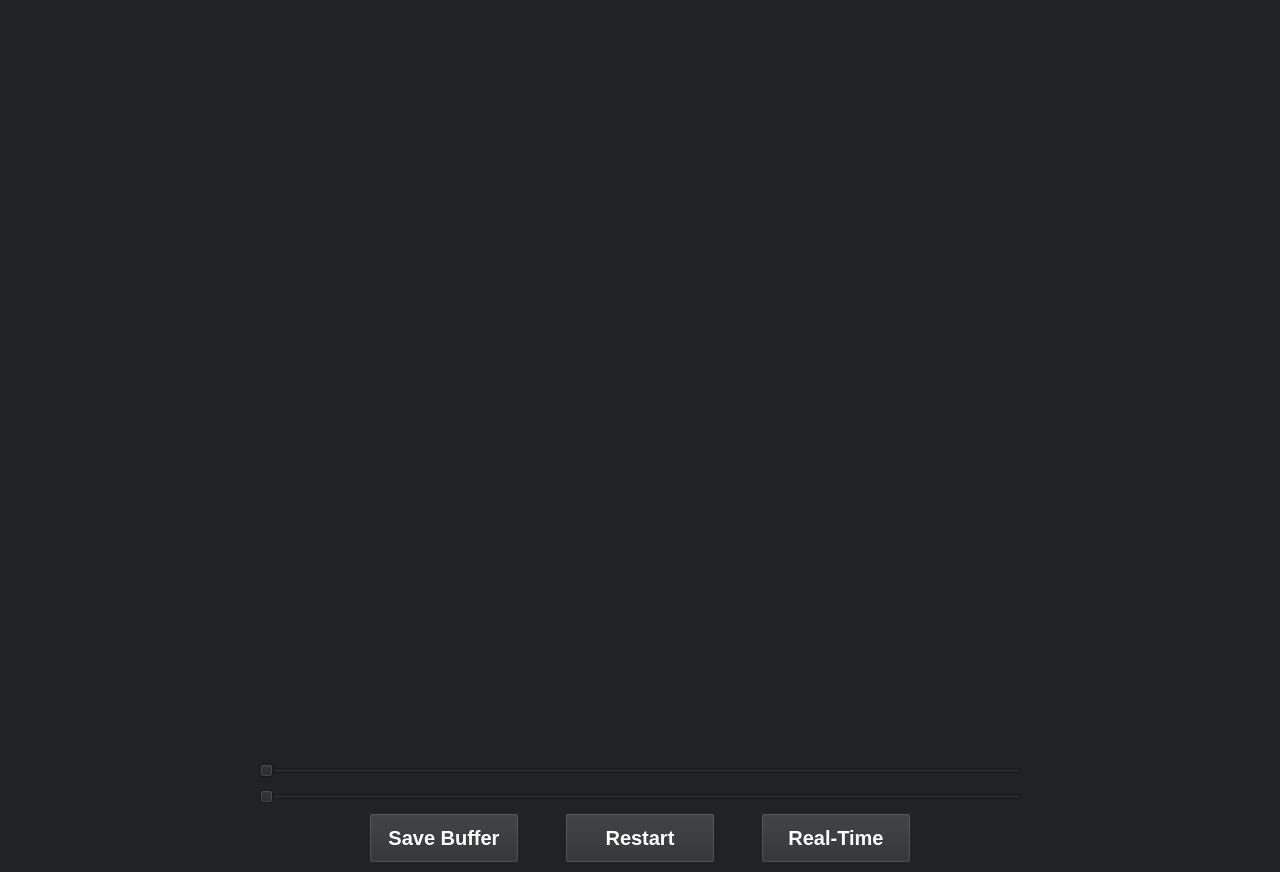
Qt form VAR_System_ui/mainwindow.ui (sadmemelord/Python_VAR) before a commit.
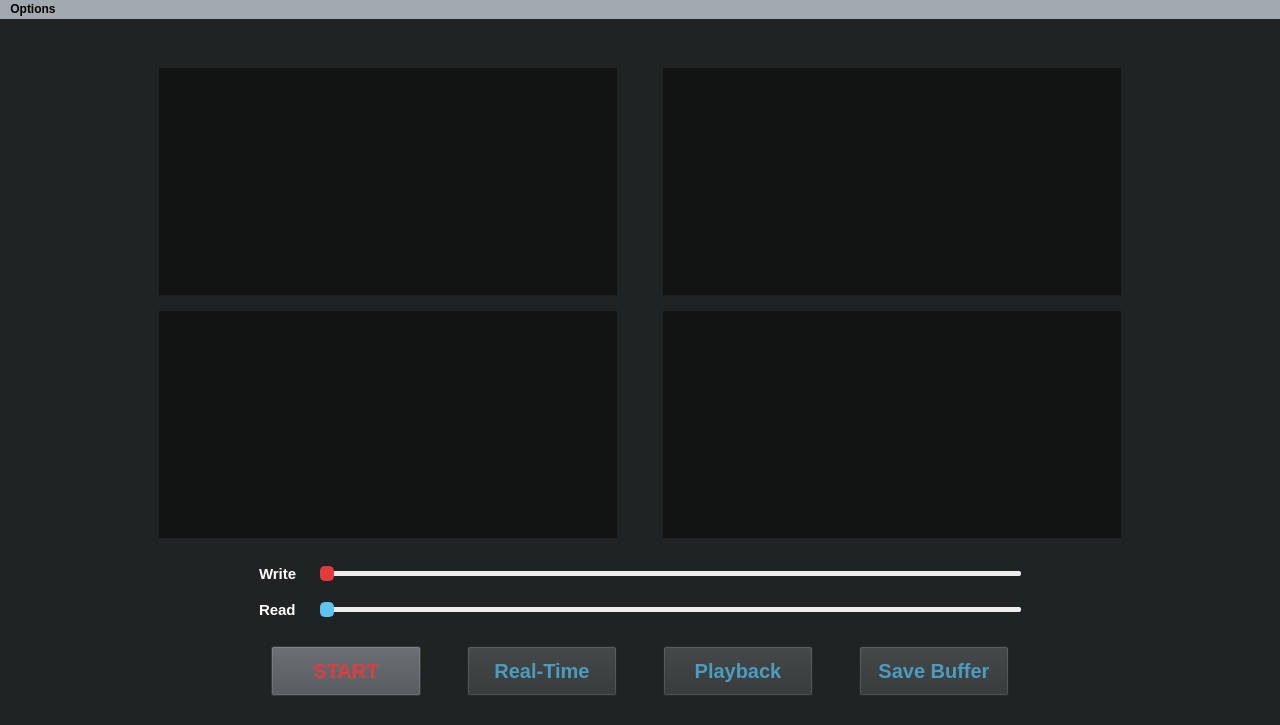
The same form after that commit.

What changed in the file:
```diff
--- a/VAR_System_ui/mainwindow.ui
+++ b/VAR_System_ui/mainwindow.ui
@@ -7,7 +7,7 @@
     <x>0</x>
     <y>0</y>
     <width>1280</width>
-    <height>872</height>
+    <height>725</height>
    </rect>
   </property>
   <property name="minimumSize">
@@ -29,7 +29,29 @@
    <string notr="true">background-color:#202324</string>
   </property>
   <widget class="QWidget" name="centralwidget">
+   <property name="maximumSize">
+    <size>
+     <width>1920</width>
+     <height>1080</height>
+    </size>
+   </property>
    <layout class="QVBoxLayout" name="verticalLayout">
+    <item>
+     <spacer name="verticalSpacer_5">
+      <property name="orientation">
+       <enum>Qt::Vertical</enum>
+      </property>
+      <property name="sizeType">
+       <enum>QSizePolicy::Preferred</enum>
+      </property>
+      <property name="sizeHint" stdset="0">
+       <size>
+        <width>20</width>
+        <height>40</height>
+       </size>
+      </property>
+     </spacer>
+    </item>
     <item>
      <layout class="QVBoxLayout" name="video_layout">
       <item>
@@ -44,23 +66,41 @@
           </property>
           <property name="sizeHint" stdset="0">
            <size>
-            <width>40</width>
-            <height>20</height>
+            <width>150</width>
+            <height>0</height>
            </size>
           </property>
          </spacer>
         </item>
         <item>
          <widget class="QLabel" name="video_label_1">
+          <property name="sizePolicy">
+           <sizepolicy hsizetype="Expanding" vsizetype="Expanding">
+            <horstretch>0</horstretch>
+            <verstretch>0</verstretch>
+           </sizepolicy>
+          </property>
           <property name="minimumSize">
            <size>
-            <width>320</width>
-            <height>240</height>
+            <width>400</width>
+            <height>225</height>
            </size>
           </property>
+          <property name="maximumSize">
+           <size>
+            <width>800</width>
+            <height>450</height>
+           </size>
+          </property>
+          <property name="styleSheet">
+           <string notr="true">background-color:#121414</string>
+          </property>
           <property name="text">
            <string/>
           </property>
+          <property name="alignment">
+           <set>Qt::AlignCenter</set>
+          </property>
          </widget>
         </item>
         <item>
@@ -69,7 +109,7 @@
            <enum>Qt::Horizontal</enum>
           </property>
           <property name="sizeType">
-           <enum>QSizePolicy::Maximum</enum>
+           <enum>QSizePolicy::Minimum</enum>
           </property>
           <property name="sizeHint" stdset="0">
            <size>
@@ -81,6 +121,27 @@
         </item>
         <item>
          <widget class="QLabel" name="video_label_2">
+          <property name="sizePolicy">
+           <sizepolicy hsizetype="Expanding" vsizetype="Expanding">
+            <horstretch>0</horstretch>
+            <verstretch>0</verstretch>
+           </sizepolicy>
+          </property>
+          <property name="minimumSize">
+           <size>
+            <width>400</width>
+            <height>225</height>
+           </size>
+          </property>
+          <property name="maximumSize">
+           <size>
+            <width>800</width>
+            <height>450</height>
+           </size>
+          </property>
+          <property name="styleSheet">
+           <string notr="true">background-color:#121414</string>
+          </property>
           <property name="text">
            <string/>
           </property>
@@ -96,7 +157,7 @@
           </property>
           <property name="sizeHint" stdset="0">
            <size>
-            <width>40</width>
+            <width>150</width>
             <height>20</height>
            </size>
           </property>
@@ -110,7 +171,7 @@
          <enum>Qt::Vertical</enum>
         </property>
         <property name="sizeType">
-         <enum>QSizePolicy::Fixed</enum>
+         <enum>QSizePolicy::Preferred</enum>
         </property>
         <property name="sizeHint" stdset="0">
          <size>
@@ -132,7 +193,7 @@
           </property>
           <property name="sizeHint" stdset="0">
            <size>
-            <width>40</width>
+            <width>150</width>
             <height>20</height>
            </size>
           </property>
@@ -140,12 +201,27 @@
         </item>
         <item>
          <widget class="QLabel" name="video_label_3">
+          <property name="sizePolicy">
+           <sizepolicy hsizetype="Expanding" vsizetype="Expanding">
+            <horstretch>0</horstretch>
+            <verstretch>0</verstretch>
+           </sizepolicy>
+          </property>
           <property name="minimumSize">
            <size>
-            <width>320</width>
-            <height>240</height>
+            <width>400</width>
+            <height>225</height>
            </size>
           </property>
+          <property name="maximumSize">
+           <size>
+            <width>800</width>
+            <height>450</height>
+           </size>
+          </property>
+          <property name="styleSheet">
+           <string notr="true">background-color:#121414</string>
+          </property>
           <property name="text">
            <string/>
           </property>
@@ -157,7 +233,7 @@
            <enum>Qt::Horizontal</enum>
           </property>
           <property name="sizeType">
-           <enum>QSizePolicy::Maximum</enum>
+           <enum>QSizePolicy::Minimum</enum>
           </property>
           <property name="sizeHint" stdset="0">
            <size>
@@ -169,6 +245,27 @@
         </item>
         <item>
          <widget class="QLabel" name="video_label_4">
+          <property name="sizePolicy">
+           <sizepolicy hsizetype="Expanding" vsizetype="Expanding">
+            <horstretch>0</horstretch>
+            <verstretch>0</verstretch>
+           </sizepolicy>
+          </property>
+          <property name="minimumSize">
+           <size>
+            <width>400</width>
+            <height>225</height>
+           </size>
+          </property>
+          <property name="maximumSize">
+           <size>
+            <width>800</width>
+            <height>450</height>
+           </size>
+          </property>
+          <property name="styleSheet">
+           <string notr="true">background-color:#121414</string>
+          </property>
           <property name="text">
            <string/>
           </property>
@@ -184,7 +281,7 @@
           </property>
           <property name="sizeHint" stdset="0">
            <size>
-            <width>40</width>
+            <width>150</width>
             <height>20</height>
            </size>
           </property>
@@ -194,6 +291,22 @@
       </item>
      </layout>
     </item>
+    <item>
+     <spacer name="verticalSpacer_6">
+      <property name="orientation">
+       <enum>Qt::Vertical</enum>
+      </property>
+      <property name="sizeType">
+       <enum>QSizePolicy::Preferred</enum>
+      </property>
+      <property name="sizeHint" stdset="0">
+       <size>
+        <width>20</width>
+        <height>20</height>
+       </size>
+      </property>
+     </spacer>
+    </item>
     <item>
      <layout class="QHBoxLayout" name="timeline_layout">
       <item>
@@ -212,8 +325,67 @@
         </property>
        </spacer>
       </item>
+      <item>
+       <widget class="QLabel" name="write_label">
+        <property name="minimumSize">
+         <size>
+          <width>50</width>
+          <height>0</height>
+         </size>
+        </property>
+        <property name="maximumSize">
+         <size>
+          <width>50</width>
+          <height>16777215</height>
+         </size>
+        </property>
+        <property name="styleSheet">
+         <string notr="true">color:white;
+font-size: 15px;
+font-weight: bold;</string>
+        </property>
+        <property name="text">
+         <string>Write</string>
+        </property>
+       </widget>
+      </item>
+      <item>
+       <spacer name="horizontalSpacer_15">
+        <property name="orientation">
+         <enum>Qt::Horizontal</enum>
+        </property>
+        <property name="sizeType">
+         <enum>QSizePolicy::Minimum</enum>
+        </property>
+        <property name="sizeHint" stdset="0">
+         <size>
+          <width>5</width>
+          <height>20</height>
+         </size>
+        </property>
+       </spacer>
+      </item>
       <item>
        <widget class="QSlider" name="write_slider">
+        <property name="styleSheet">
+         <string notr="true">QSlider::groove:horizontal#write_slider { 
+	background-color: #ededed;
+	border: 0px solid #cccccc; 
+	height: 5px; 
+	border-radius: 2px;
+}
+
+QSlider::handle:horizontal#write_slider { 
+	background-color: #e33b3b; 
+	border: 2px solid #e33b3b; 
+	width: 10px; 
+	height: 10px; 
+	line-height: 20px; 
+	margin-top: -5px; 
+	margin-bottom: -5px; 
+	border-radius: 5px; 
+}</string>
+        </property>
         <property name="orientation">
          <enum>Qt::Horizontal</enum>
         </property>
@@ -237,6 +409,22 @@
       </item>
      </layout>
     </item>
+    <item>
+     <spacer name="verticalSpacer_2">
+      <property name="orientation">
+       <enum>Qt::Vertical</enum>
+      </property>
+      <property name="sizeType">
+       <enum>QSizePolicy::Fixed</enum>
+      </property>
+      <property name="sizeHint" stdset="0">
+       <size>
+        <width>20</width>
+        <height>10</height>
+       </size>
+      </property>
+     </spacer>
+    </item>
     <item>
      <layout class="QHBoxLayout" name="slider_layout">
       <item>
@@ -255,6 +443,46 @@
         </property>
        </spacer>
       </item>
+      <item>
+       <widget class="QLabel" name="playback_label">
+        <property name="minimumSize">
+         <size>
+          <width>50</width>
+          <height>0</height>
+         </size>
+        </property>
+        <property name="maximumSize">
+         <size>
+          <width>50</width>
+          <height>16777215</height>
+         </size>
+        </property>
+        <property name="styleSheet">
+         <string notr="true">color:white;
+font-size: 15px;
+font-weight: bold;</string>
+        </property>
+        <property name="text">
+         <string>Read</string>
+        </property>
+       </widget>
+      </item>
+      <item>
+       <spacer name="horizontalSpacer_16">
+        <property name="orientation">
+         <enum>Qt::Horizontal</enum>
+        </property>
+        <property name="sizeType">
+         <enum>QSizePolicy::Minimum</enum>
+        </property>
+        <property name="sizeHint" stdset="0">
+         <size>
+          <width>5</width>
+          <height>20</height>
+         </size>
+        </property>
+       </spacer>
+      </item>
       <item>
        <widget class="QSlider" name="playback_slider">
         <property name="sizePolicy">
@@ -278,6 +506,25 @@
         <property name="autoFillBackground">
          <bool>false</bool>
         </property>
+        <property name="styleSheet">
+         <string notr="true">QSlider::groove:horizontal#playback_slider { 
+	background-color: #ededed;
+	border: 0px solid #cccccc; 
+	height: 5px; 
+	border-radius: 2px;
+}
+
+QSlider::handle:horizontal#playback_slider { 
+	background-color: #5dc5f0; 
+	border: 2px solid #5dc5f0; 
+	width: 10px; 
+	height: 10px; 
+	line-height: 20px; 
+	margin-top: -5px; 
+	margin-bottom: -5px; 
+	border-radius: 5px; 
+}</string>
+        </property>
         <property name="orientation">
          <enum>Qt::Horizontal</enum>
         </property>
@@ -304,6 +551,22 @@
       </item>
      </layout>
     </item>
+    <item>
+     <spacer name="verticalSpacer_4">
+      <property name="orientation">
+       <enum>Qt::Vertical</enum>
+      </property>
+      <property name="sizeType">
+       <enum>QSizePolicy::Fixed</enum>
+      </property>
+      <property name="sizeHint" stdset="0">
+       <size>
+        <width>20</width>
+        <height>20</height>
+       </size>
+      </property>
+     </spacer>
+    </item>
     <item>
      <layout class="QHBoxLayout" name="button_layout">
       <item>
@@ -320,7 +583,7 @@
        </spacer>
       </item>
       <item>
-       <widget class="QPushButton" name="save_buffer_button">
+       <widget class="QPushButton" name="start_button">
         <property name="minimumSize">
          <size>
           <width>150</width>
@@ -328,65 +591,27 @@
          </size>
         </property>
         <property name="styleSheet">
-         <string notr="true">font-size: 20px;
+         <string notr="true">QPushButton:enabled#start_button{
+font-size: 20px;
 font-weight: bold;
-color:white;
-background-color:#2b2f30;</string>
-        </property>
-        <property name="text">
-         <string>Save Buffer</string>
-        </property>
-       </widget>
-      </item>
-      <item>
-       <spacer name="horizontalSpacer_4">
-        <property name="orientation">
-         <enum>Qt::Horizontal</enum>
-        </property>
-        <property name="sizeType">
-         <enum>QSizePolicy::Maximum</enum>
-        </property>
-        <property name="sizeHint" stdset="0">
-         <size>
-          <width>40</width>
-          <height>20</height>
-         </size>
-        </property>
-       </spacer>
-      </item>
-      <item>
-       <widget class="QPushButton" name="restart_button">
-        <property name="sizePolicy">
-         <sizepolicy hsizetype="Minimum" vsizetype="Expanding">
-          <horstretch>0</horstretch>
-          <verstretch>0</verstretch>
-         </sizepolicy>
-        </property>
-        <property name="minimumSize">
-         <size>
-          <width>150</width>
-          <height>50</height>
-         </size>
-        </property>
-        <property name="maximumSize">
-         <size>
-          <width>16777215</width>
-          <height>50</height>
-         </size>
-        </property>
-        <property name="styleSheet">
-         <string notr="true">font-size: 20px;
+color:#e33b3b;
+background-color:#4b5054;
+}
+
+QPushButton:!enabled#start_button{
+font-size: 20px;
 font-weight: bold;
-color: white;
-background-color:#2b2f30;</string>
+color:#992828;
+background-color:#2e3233;
+}</string>
         </property>
         <property name="text">
-         <string>Restart</string>
+         <string>START</string>
         </property>
        </widget>
       </item>
       <item>
-       <spacer name="horizontalSpacer_14">
+       <spacer name="horizontalSpacer_17">
         <property name="orientation">
          <enum>Qt::Horizontal</enum>
         </property>
@@ -403,6 +628,9 @@
       </item>
       <item>
        <widget class="QPushButton" name="realtime_button">
+        <property name="enabled">
+         <bool>false</bool>
+        </property>
         <property name="sizePolicy">
          <sizepolicy hsizetype="Minimum" vsizetype="Expanding">
           <horstretch>0</horstretch>
@@ -422,10 +650,19 @@
          </size>
         </property>
         <property name="styleSheet">
-         <string notr="true">font-size: 20px;
+         <string notr="true">QPushButton:enabled#realtime_button{
+font-size: 20px;
 font-weight: bold;
-color:white;
-background-color:#2b2f30;
+color:#5dc5f0;
+background-color:#4b5054;
+}
+
+QPushButton:!enabled#realtime_button{
+font-size: 20px;
+font-weight: bold;
+color:#4b9cbf;
+background-color:#2e3233;
+}
 
 </string>
         </property>
@@ -434,6 +671,116 @@
         </property>
        </widget>
       </item>
+      <item>
+       <spacer name="horizontalSpacer_4">
+        <property name="orientation">
+         <enum>Qt::Horizontal</enum>
+        </property>
+        <property name="sizeType">
+         <enum>QSizePolicy::Maximum</enum>
+        </property>
+        <property name="sizeHint" stdset="0">
+         <size>
+          <width>40</width>
+          <height>20</height>
+         </size>
+        </property>
+       </spacer>
+      </item>
+      <item>
+       <widget class="QPushButton" name="playback_button">
+        <property name="enabled">
+         <bool>false</bool>
+        </property>
+        <property name="sizePolicy">
+         <sizepolicy hsizetype="Minimum" vsizetype="Expanding">
+          <horstretch>0</horstretch>
+          <verstretch>0</verstretch>
+         </sizepolicy>
+        </property>
+        <property name="minimumSize">
+         <size>
+          <width>150</width>
+          <height>50</height>
+         </size>
+        </property>
+        <property name="maximumSize">
+         <size>
+          <width>16777215</width>
+          <height>50</height>
+         </size>
+        </property>
+        <property name="styleSheet">
+         <string notr="true">QPushButton:enabled#playback_button{
+font-size: 20px;
+font-weight: bold;
+color:#5dc5f0;
+background-color:#4b5054;
+}
+
+QPushButton:!enabled#playback_button{
+font-size: 20px;
+font-weight: bold;
+color:#4b9cbf;
+background-color:#2e3233;
+}
+
+</string>
+        </property>
+        <property name="text">
+         <string>Playback</string>
+        </property>
+       </widget>
+      </item>
+      <item>
+       <spacer name="horizontalSpacer_14">
+        <property name="orientation">
+         <enum>Qt::Horizontal</enum>
+        </property>
+        <property name="sizeType">
+         <enum>QSizePolicy::Maximum</enum>
+        </property>
+        <property name="sizeHint" stdset="0">
+         <size>
+          <width>40</width>
+          <height>20</height>
+         </size>
+        </property>
+       </spacer>
+      </item>
+      <item>
+       <widget class="QPushButton" name="save_buffer_button">
+        <property name="enabled">
+         <bool>false</bool>
+        </property>
+        <property name="minimumSize">
+         <size>
+          <width>150</width>
+          <height>50</height>
+         </size>
+        </property>
+        <property name="styleSheet">
+         <string notr="true">QPushButton:enabled#save_buffer_button{
+font-size: 20px;
+font-weight: bold;
+color:#5dc5f0;
+background-color:#4b5054;
+}
+
+QPushButton:!enabled#save_buffer_button{
+font-size: 20px;
+font-weight: bold;
+color:#4b9cbf;
+background-color:#2e3233;
+}
+
+</string>
+        </property>
+        <property name="text">
+         <string>Save Buffer</string>
+        </property>
+       </widget>
+      </item>
       <item>
        <spacer name="horizontalSpacer_5">
         <property name="orientation">
@@ -449,6 +796,22 @@
       </item>
      </layout>
     </item>
+    <item>
+     <spacer name="verticalSpacer_3">
+      <property name="orientation">
+       <enum>Qt::Vertical</enum>
+      </property>
+      <property name="sizeType">
+       <enum>QSizePolicy::Fixed</enum>
+      </property>
+      <property name="sizeHint" stdset="0">
+       <size>
+        <width>20</width>
+        <height>20</height>
+       </size>
+      </property>
+     </spacer>
+    </item>
    </layout>
   </widget>
   <widget class="QMenuBar" name="menubar">
@@ -460,6 +823,18 @@
      <height>21</height>
     </rect>
    </property>
+   <property name="styleSheet">
+    <string notr="true">background-color:#a2aab0;
+color:black;
+font-weight: bold</string>
+   </property>
+   <widget class="QMenu" name="menuOptions">
+    <property name="title">
+     <string>Options</string>
+    </property>
+    <addaction name="actionSettings"/>
+   </widget>
+   <addaction name="menuOptions"/>
   </widget>
  </widget>
  <resources/>
```
Left out of the diff: 7 changed lines with no effect on the pictures.
